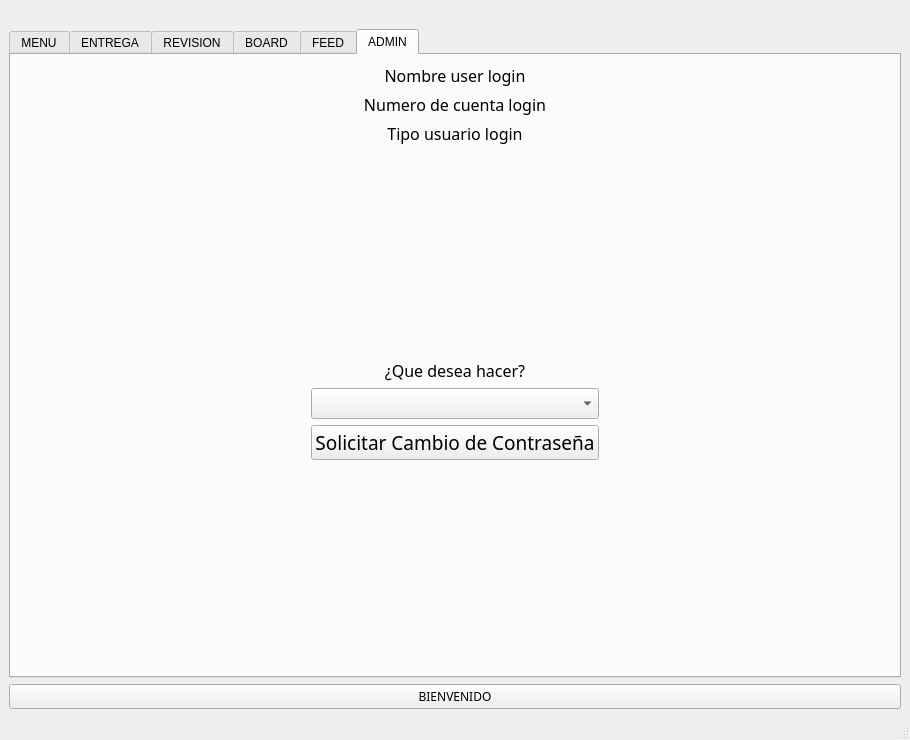
Before: the Qt Designer form Proyecto_Silabos/cframe.ui in EmaGaleas/Proyecto_BaseDatos_Silabos, drawn with Qt 5.
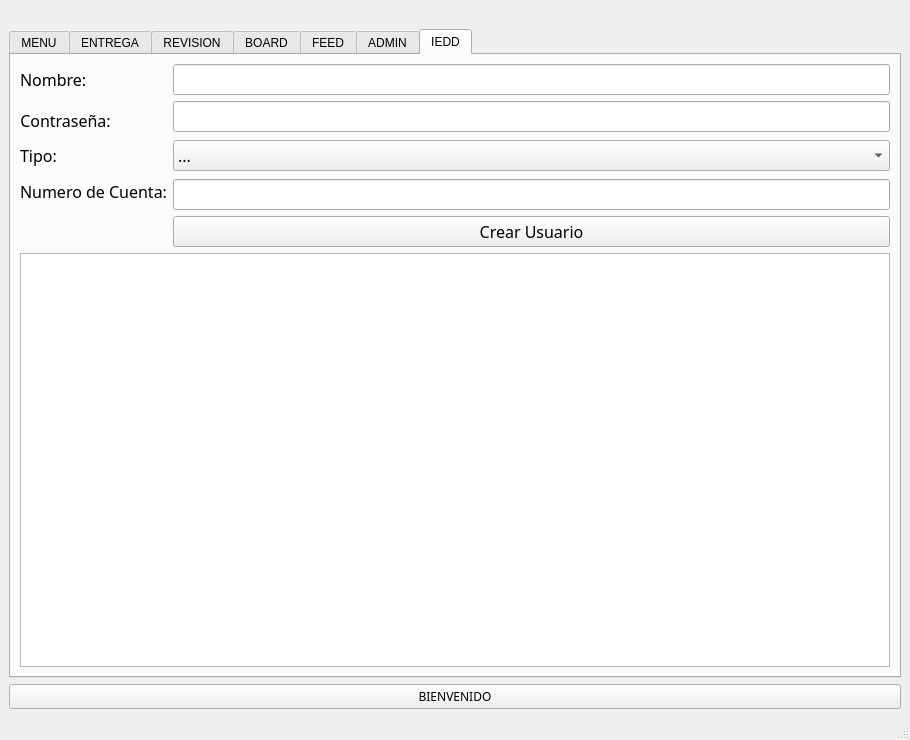
After: the same form once the commit is applied. The open tabs and pages were chosen to show the change.

Patch:
```diff
--- a/Proyecto_Silabos/cframe.ui
+++ b/Proyecto_Silabos/cframe.ui
@@ -15,6 +15,19 @@
   </property>
   <widget class="QWidget" name="centralwidget">
    <layout class="QGridLayout" name="gridLayout">
+    <item row="0" column="0">
+     <widget class="QLabel" name="lbl_png">
+      <property name="text">
+       <string/>
+      </property>
+      <property name="scaledContents">
+       <bool>false</bool>
+      </property>
+      <property name="alignment">
+       <set>Qt::AlignCenter</set>
+      </property>
+     </widget>
+    </item>
     <item row="2" column="0">
      <widget class="QPushButton" name="btn_sesion">
       <property name="font">
@@ -30,7 +43,7 @@
     <item row="1" column="0">
      <widget class="QTabWidget" name="tabWidget">
       <property name="currentIndex">
-       <number>1</number>
+       <number>5</number>
       </property>
       <widget class="QWidget" name="tabMenu">
        <attribute name="title">
@@ -55,6 +68,12 @@
             <pointsize>12</pointsize>
            </font>
           </property>
+          <property name="text">
+           <string/>
+          </property>
+          <property name="echoMode">
+           <enum>QLineEdit::Password</enum>
+          </property>
          </widget>
         </item>
         <item row="2" column="1">
@@ -670,7 +689,7 @@
        </attribute>
        <layout class="QGridLayout" name="gridLayout_8">
         <item row="0" column="0">
-         <widget class="QTableWidget" name="Btw_dashboard_2"/>
+         <widget class="QTableWidget" name="Ftw_feed"/>
         </item>
        </layout>
       </widget>
@@ -822,19 +841,176 @@
         </item>
        </layout>
       </widget>
-     </widget>
-    </item>
-    <item row="0" column="0">
-     <widget class="QLabel" name="lbl_png">
-      <property name="text">
-       <string/>
-      </property>
-      <property name="scaledContents">
-       <bool>false</bool>
-      </property>
-      <property name="alignment">
-       <set>Qt::AlignCenter</set>
-      </property>
+      <widget class="QWidget" name="tab">
+       <attribute name="title">
+        <string>IEDD</string>
+       </attribute>
+       <layout class="QGridLayout" name="gridLayout_10">
+        <item row="0" column="0" colspan="2">
+         <widget class="QLabel" name="Ilbl_username">
+          <property name="font">
+           <font>
+            <family>Microsoft JhengHei</family>
+            <pointsize>12</pointsize>
+           </font>
+          </property>
+          <property name="text">
+           <string>Nombre:</string>
+          </property>
+          <property name="alignment">
+           <set>Qt::AlignLeading|Qt::AlignLeft|Qt::AlignVCenter</set>
+          </property>
+         </widget>
+        </item>
+        <item row="0" column="2">
+         <widget class="QLineEdit" name="Ile_name">
+          <property name="font">
+           <font>
+            <family>Microsoft JhengHei</family>
+            <pointsize>12</pointsize>
+           </font>
+          </property>
+         </widget>
+        </item>
+        <item row="7" column="2">
+         <widget class="QPushButton" name="pushButton">
+          <property name="font">
+           <font>
+            <family>Microsoft JhengHei</family>
+            <pointsize>12</pointsize>
+           </font>
+          </property>
+          <property name="text">
+           <string>Crear Usuario</string>
+          </property>
+         </widget>
+        </item>
+        <item row="5" column="0" rowspan="2" colspan="2">
+         <widget class="QLabel" name="Ilbl_numcuenta">
+          <property name="font">
+           <font>
+            <family>Microsoft JhengHei</family>
+            <pointsize>12</pointsize>
+           </font>
+          </property>
+          <property name="text">
+           <string>Numero de Cuenta:</string>
+          </property>
+          <property name="alignment">
+           <set>Qt::AlignCenter</set>
+          </property>
+         </widget>
+        </item>
+        <item row="3" column="2" rowspan="3">
+         <widget class="QComboBox" name="Icb_tipo">
+          <property name="font">
+           <font>
+            <family>Microsoft JhengHei</family>
+            <pointsize>12</pointsize>
+           </font>
+          </property>
+          <item>
+           <property name="text">
+            <string>...</string>
+           </property>
+          </item>
+          <item>
+           <property name="text">
+            <string>DOCENTE</string>
+           </property>
+          </item>
+          <item>
+           <property name="text">
+            <string>DIRECTORES</string>
+           </property>
+          </item>
+          <item>
+           <property name="text">
+            <string>DECANOS</string>
+           </property>
+          </item>
+          <item>
+           <property name="text">
+            <string>JEFE ACADEMICO</string>
+           </property>
+          </item>
+          <item>
+           <property name="text">
+            <string>COORDINADOR DE CARRERA</string>
+           </property>
+          </item>
+          <item>
+           <property name="text">
+            <string>IEDD</string>
+           </property>
+          </item>
+          <item>
+           <property name="text">
+            <string>CONSULTOR</string>
+           </property>
+          </item>
+         </widget>
+        </item>
+        <item row="8" column="0" colspan="3">
+         <widget class="QTableWidget" name="Itw_usuarios"/>
+        </item>
+        <item row="1" column="2" rowspan="2">
+         <widget class="QLineEdit" name="Ile_contra">
+          <property name="font">
+           <font>
+            <family>Microsoft JhengHei</family>
+            <pointsize>12</pointsize>
+           </font>
+          </property>
+          <property name="echoMode">
+           <enum>QLineEdit::Password</enum>
+          </property>
+         </widget>
+        </item>
+        <item row="6" column="2">
+         <widget class="QLineEdit" name="Ile_cuenta">
+          <property name="font">
+           <font>
+            <family>Microsoft JhengHei</family>
+            <pointsize>12</pointsize>
+           </font>
+          </property>
+         </widget>
+        </item>
+        <item row="4" column="0" colspan="2">
+         <widget class="QLabel" name="Ilbl_tipo">
+          <property name="font">
+           <font>
+            <family>Microsoft JhengHei</family>
+            <pointsize>12</pointsize>
+           </font>
+          </property>
+          <property name="text">
+           <string>Tipo:</string>
+          </property>
+          <property name="alignment">
+           <set>Qt::AlignLeading|Qt::AlignLeft|Qt::AlignVCenter</set>
+          </property>
+         </widget>
+        </item>
+        <item row="2" column="0">
+         <widget class="QLabel" name="Ilbl_contrasena">
+          <property name="font">
+           <font>
+            <family>Microsoft JhengHei</family>
+            <pointsize>12</pointsize>
+           </font>
+          </property>
+          <property name="text">
+           <string>Contraseña:</string>
+          </property>
+          <property name="alignment">
+           <set>Qt::AlignCenter</set>
+          </property>
+         </widget>
+        </item>
+       </layout>
+      </widget>
      </widget>
     </item>
    </layout>
@@ -845,7 +1021,7 @@
      <x>0</x>
      <y>0</y>
      <width>910</width>
-     <height>22</height>
+     <height>25</height>
     </rect>
    </property>
   </widget>
```
